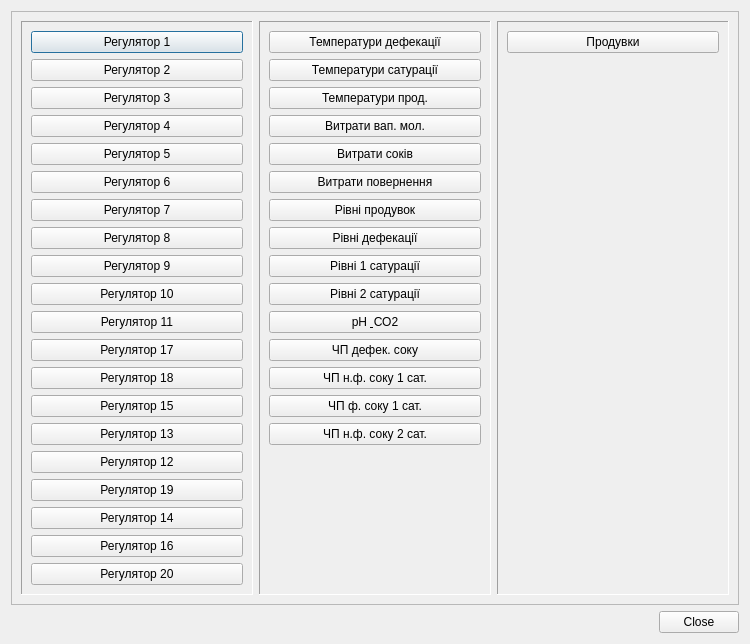
The window that satur/scada/history.ui (vanessaorgua/talne) describes before a commit, drawn with Qt 5.
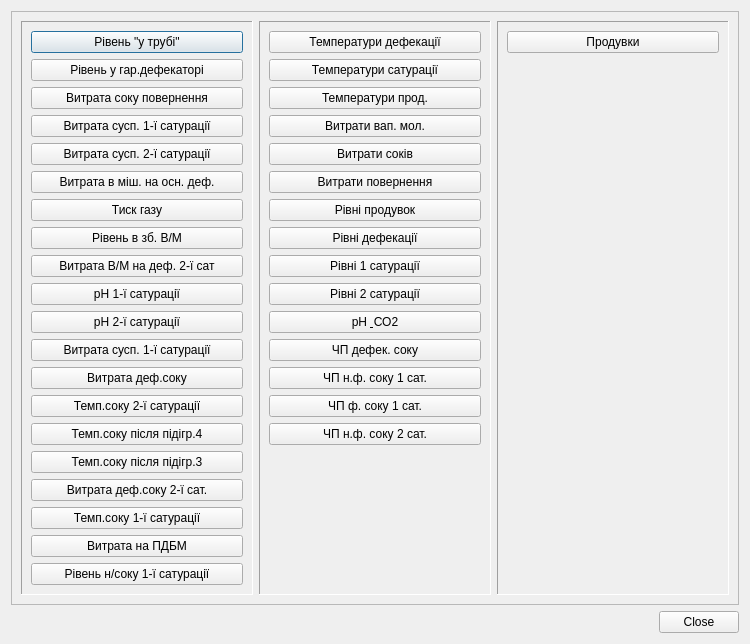
The same window after the commit.

Commit message: Виправлення підписів кнопок панелі виклику історії тальнівської сатурації. Також додано два .pro файли для зручності.

```diff
--- a/satur/scada/history.ui
+++ b/satur/scada/history.ui
@@ -35,140 +35,140 @@
          <item>
           <widget class="QPushButton" name="reg_1">
            <property name="text">
-            <string>Регулятор 1</string>
+            <string>Рівень &quot;у трубі&quot;</string>
            </property>
           </widget>
          </item>
          <item>
           <widget class="QPushButton" name="reg_2">
            <property name="text">
-            <string>Регулятор 2</string>
+            <string>Рівень у гар.дефекаторі</string>
            </property>
           </widget>
          </item>
          <item>
           <widget class="QPushButton" name="reg_3">
            <property name="text">
-            <string>Регулятор 3</string>
+            <string>Витрата соку повернення</string>
            </property>
           </widget>
          </item>
          <item>
           <widget class="QPushButton" name="reg_4">
            <property name="text">
-            <string>Регулятор 4</string>
+            <string>Витрата сусп. 1-ї сатурації</string>
            </property>
           </widget>
          </item>
          <item>
           <widget class="QPushButton" name="reg_5">
            <property name="text">
-            <string>Регулятор 5</string>
+            <string>Витрата сусп. 2-ї сатурації</string>
            </property>
           </widget>
          </item>
          <item>
           <widget class="QPushButton" name="reg_6">
            <property name="text">
-            <string>Регулятор 6</string>
+            <string>Витрата в міш. на осн. деф.</string>
            </property>
           </widget>
          </item>
          <item>
           <widget class="QPushButton" name="reg_7">
            <property name="text">
-            <string>Регулятор 7</string>
+            <string>Тиск газу</string>
            </property>
           </widget>
          </item>
          <item>
           <widget class="QPushButton" name="reg_8">
            <property name="text">
-            <string>Регулятор 8</string>
+            <string>Рівень в зб. В/М</string>
            </property>
           </widget>
          </item>
          <item>
           <widget class="QPushButton" name="reg_9">
            <property name="text">
-            <string>Регулятор 9</string>
+            <string>Витрата В/М на деф. 2-ї сат</string>
            </property>
           </widget>
          </item>
          <item>
           <widget class="QPushButton" name="reg_10">
            <property name="text">
-            <string>Регулятор 10</string>
+            <string>рН 1-ї сатурації</string>
            </property>
           </widget>
          </item>
          <item>
           <widget class="QPushButton" name="reg_11">
            <property name="text">
-            <string>Регулятор 11</string>
+            <string>рН 2-ї сатурації</string>
            </property>
           </widget>
          </item>
          <item>
           <widget class="QPushButton" name="reg_17">
            <property name="text">
-            <string>Регулятор 17</string>
+            <string>Витрата сусп. 1-ї сатурації</string>
            </property>
           </widget>
          </item>
          <item>
           <widget class="QPushButton" name="reg_18">
            <property name="text">
-            <string>Регулятор 18</string>
+            <string>Витрата деф.соку</string>
            </property>
           </widget>
          </item>
          <item>
           <widget class="QPushButton" name="reg_15">
            <property name="text">
-            <string>Регулятор 15</string>
+            <string>Темп.соку 2-ї сатурації</string>
            </property>
           </widget>
          </item>
          <item>
           <widget class="QPushButton" name="reg_13">
            <property name="text">
-            <string>Регулятор 13</string>
+            <string>Темп.соку після підігр.4</string>
            </property>
           </widget>
          </item>
          <item>
           <widget class="QPushButton" name="reg_12">
            <property name="text">
-            <string>Регулятор 12</string>
+            <string>Темп.соку після підігр.3</string>
            </property>
           </widget>
          </item>
          <item>
           <widget class="QPushButton" name="reg_19">
            <property name="text">
-            <string>Регулятор 19</string>
+            <string>Витрата деф.соку 2-ї сат.</string>
            </property>
           </widget>
          </item>
          <item>
           <widget class="QPushButton" name="reg_14">
            <property name="text">
-            <string>Регулятор 14</string>
+            <string>Темп.соку 1-ї сатурації</string>
            </property>
           </widget>
          </item>
          <item>
           <widget class="QPushButton" name="reg_16">
            <property name="text">
-            <string>Регулятор 16</string>
+            <string>Витрата на ПДБМ</string>
            </property>
           </widget>
          </item>
          <item>
           <widget class="QPushButton" name="reg_20">
            <property name="text">
-            <string>Регулятор 20</string>
+            <string>Рівень н/соку 1-ї сатурації</string>
            </property>
           </widget>
          </item>
```
The commit also changes 1 other file.
